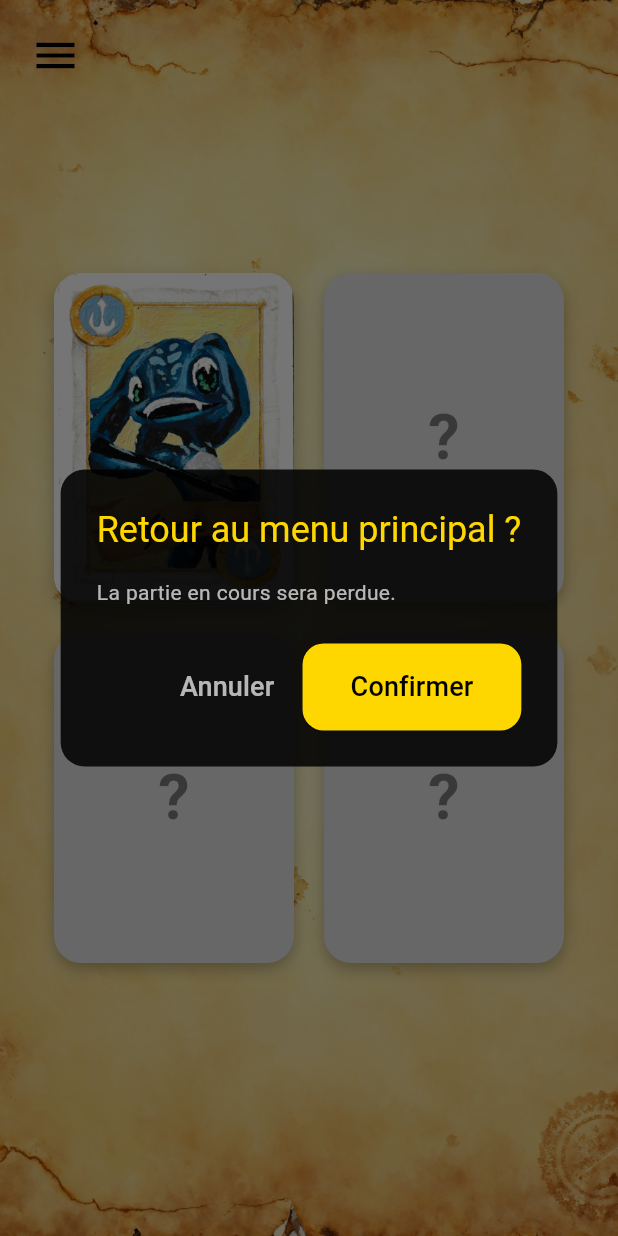
After one commit to WilliamAGENEAU/Skull-King-Score, a Flutter app: the ExtensionPage screen opened directly, after a tap on the "menu" icon, on a phone screen of 412 x 824 dp. The commit adds this screen. Run offline on Flutter 3.47's test engine with Material 3 defaults, Android fonts, the phone set to English and light mode, and no system bars; our stand-ins replace confetti, fl_chart, flutter_svg, shared_preferences; accounts and stored records are empty; Roboto replaces fonts that are missing (Poppins).

Commit message:
Extension page avec Fizz

```diff
--- /dev/null
+++ b/lib/ui/pages/extension_page.dart
@@ -0,0 +1,211 @@
+// ignore_for_file: deprecated_member_use
+
+import 'dart:math';
+import 'package:flutter/material.dart';
+import 'package:skull_king/theme/app_theme.dart';
+import 'package:skull_king/ui/pages/home_page.dart';
+
+class ExtensionPage extends StatefulWidget {
+  const ExtensionPage({super.key});
+
+  @override
+  State<ExtensionPage> createState() => _ExtensionPageState();
+}
+
+class _ExtensionPageState extends State<ExtensionPage> {
+  bool _isFlipped = false;
+  static const double cardWidth = 160;
+  static const double cardHeight = 220;
+
+  void _confirmReturnToMenu(BuildContext context) {
+    showDialog(
+      context: context,
+      builder: (context) => AlertDialog(
+        backgroundColor: Colors.black.withOpacity(0.85),
+        shape: RoundedRectangleBorder(borderRadius: BorderRadius.circular(16)),
+        title: const Text(
+          "Retour au menu principal ?",
+          style: TextStyle(color: AppTheme.primaryGold),
+        ),
+        content: const Text(
+          "La partie en cours sera perdue.",
+          style: TextStyle(color: Colors.white70),
+        ),
+        actions: [
+          TextButton(
+            onPressed: () => Navigator.pop(context),
+            child: const Text(
+              "Annuler",
+              style: TextStyle(color: Colors.white70),
+            ),
+          ),
+          ElevatedButton(
+            style: ElevatedButton.styleFrom(
+              backgroundColor: AppTheme.primaryGold,
+            ),
+            onPressed: () {
+              Navigator.pop(context);
+              Navigator.pushAndRemoveUntil(
+                context,
+                MaterialPageRoute(builder: (_) => const HomePage()),
+                (route) => false,
+              );
+            },
+            child: const Text(
+              "Confirmer",
+              style: TextStyle(color: Colors.black),
+            ),
+          ),
+        ],
+      ),
+    );
+  }
+
+  @override
+  Widget build(BuildContext context) {
+    return Scaffold(
+      body: Stack(
+        children: [
+          /// --- FOND PAPIER ---
+          Positioned.fill(
+            child: Image.asset('assets/images/papier.jpg', fit: BoxFit.cover),
+          ),
+
+          /// --- Bouton menu ---
+          SafeArea(
+            child: Align(
+              alignment: Alignment.topLeft,
+              child: Padding(
+                padding: const EdgeInsets.all(12),
+                child: IconButton(
+                  onPressed: () => _confirmReturnToMenu(context),
+                  icon: const Icon(Icons.menu, color: Colors.black, size: 34),
+                ),
+              ),
+            ),
+          ),
+
+          /// --- GRILLE DES EXTENSIONS ---
+          Center(
+            child: Padding(
+              padding: const EdgeInsets.all(20),
+              child: Wrap(
+                spacing: 20,
+                runSpacing: 20,
+                alignment: WrapAlignment.center,
+                children: [
+                  _buildFizzCard(),
+                  _buildLockedCard(),
+                  _buildLockedCard(),
+                  _buildLockedCard(),
+                ],
+              ),
+            ),
+          ),
+        ],
+      ),
+    );
+  }
+
+  /// --- CARTE FIZZ (FLIP) ---
+  Widget _buildFizzCard() {
+    return GestureDetector(
+      onTap: () {
+        setState(() => _isFlipped = !_isFlipped);
+      },
+      child: TweenAnimationBuilder<double>(
+        tween: Tween(begin: 0, end: _isFlipped ? 1 : 0),
+        duration: const Duration(milliseconds: 450),
+        builder: (context, value, _) {
+          final isBack = value > 0.5;
+
+          return Transform(
+            alignment: Alignment.center,
+            transform: Matrix4.rotationY(pi * value),
+            child: SizedBox(
+              width: cardWidth,
+              height: cardHeight,
+              child: Container(
+                decoration: BoxDecoration(
+                  color: Colors.white,
+                  borderRadius: BorderRadius.circular(18),
+                  boxShadow: const [
+                    BoxShadow(
+                      color: Colors.black26,
+                      blurRadius: 10,
+                      offset: Offset(0, 6),
+                    ),
+                  ],
+                ),
+                child: isBack ? _buildFizzBack() : _buildFizzFront(),
+              ),
+            ),
+          );
+        },
+      ),
+    );
+  }
+
+  Widget _buildFizzFront() {
+    return ClipRRect(
+      borderRadius: BorderRadius.circular(18),
+      child: Image.asset(
+        'assets/images/fizz.jpg',
+        fit: BoxFit.cover, // 🔥 remplit sans changer la taille
+      ),
+    );
+  }
+
+  Widget _buildFizzBack() {
+    return Transform(
+      alignment: Alignment.center,
+      transform: Matrix4.rotationY(pi),
+      child: const Padding(
+        padding: EdgeInsets.all(14),
+        child: Center(
+          child: Text(
+            "Le plus petit chiffre gagne quelque soit la couleur.\n\n"
+            "Fizz < Baleine et Kraken",
+            textAlign: TextAlign.center,
+            style: TextStyle(
+              fontSize: 16,
+              fontWeight: FontWeight.bold,
+              color: Colors.black87,
+            ),
+          ),
+        ),
+      ),
+    );
+  }
+
+  /// --- CARTES VERROUILLÉES ---
+  Widget _buildLockedCard() {
+    return SizedBox(
+      width: cardWidth,
+      height: cardHeight,
+      child: Container(
+        decoration: BoxDecoration(
+          color: Colors.grey.shade300,
+          borderRadius: BorderRadius.circular(18),
+          boxShadow: const [
+            BoxShadow(
+              color: Colors.black26,
+              blurRadius: 8,
+              offset: Offset(0, 4),
+            ),
+          ],
+        ),
+        child: const Center(
+          child: Text(
+            "?",
+            style: TextStyle(
+              fontSize: 42,
+              fontWeight: FontWeight.bold,
+              color: Colors.black45,
+            ),
+          ),
+        ),
+      ),
+    );
+  }
+}
```
Also changed, not shown: lib/ui/pages/adult_page.dart/adult_party.dart (+53 -62 lines), lib/ui/pages/home_page.dart (+10 -2 lines), assets/images/back_1.png (added), assets/images/back_10.png (added), assets/images/back_2.png (added), assets/images/back_3.png (added), assets/images/back_4.png (added), assets/images/back_5.png (added), assets/images/back_6.png (added), assets/images/back_7.png (added), assets/images/back_8.png (added), assets/images/back_9.png (added), assets/images/fizz.jpg (added).
